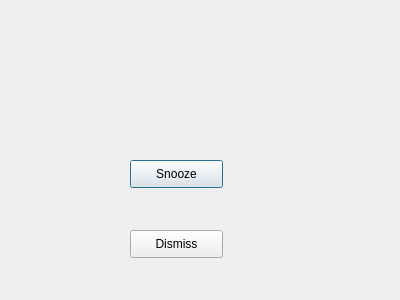
The window that lab2/alarm.ui (Raikils/K-28_Ivan_Murzin_lab) describes before a commit, drawn with Qt 5.
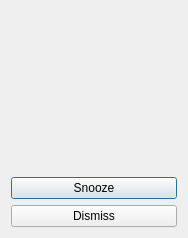
The same window after the commit.

The edit to the form file:
```diff
--- a/lab2/alarm.ui
+++ b/lab2/alarm.ui
@@ -6,39 +6,45 @@
    <rect>
     <x>0</x>
     <y>0</y>
-    <width>400</width>
-    <height>300</height>
+    <width>188</width>
+    <height>238</height>
    </rect>
   </property>
   <property name="windowTitle">
    <string>Dialog</string>
   </property>
+  <layout class="QGridLayout" name="gridLayout">
+   <item row="0" column="0">
+    <widget class="QLabel" name="label">
+     <property name="font">
+      <font>
+       <family>Times New Roman</family>
+       <pointsize>20</pointsize>
+      </font>
+     </property>
+     <property name="text">
+      <string/>
+     </property>
+     <property name="alignment">
+      <set>Qt::AlignCenter</set>
+     </property>
+    </widget>
+   </item>
+   <item row="1" column="0">
   <widget class="QPushButton" name="pushButton_Snooze">
-   <property name="geometry">
-    <rect>
-     <x>130</x>
-     <y>160</y>
-     <width>93</width>
-     <height>28</height>
-    </rect>
-   </property>
    <property name="text">
     <string>Snooze</string>
    </property>
   </widget>
+   </item>
+   <item row="2" column="0">
   <widget class="QPushButton" name="pushButton_Dismiss">
-   <property name="geometry">
-    <rect>
-     <x>130</x>
-     <y>230</y>
-     <width>93</width>
-     <height>28</height>
-    </rect>
-   </property>
    <property name="text">
     <string>Dismiss</string>
    </property>
   </widget>
+   </item>
+  </layout>
  </widget>
  <resources/>
  <connections/>
```
Left out of the diff: 2 changed lines with no effect on the pictures. Lines whose indentation alone changed are shown as unchanged.
